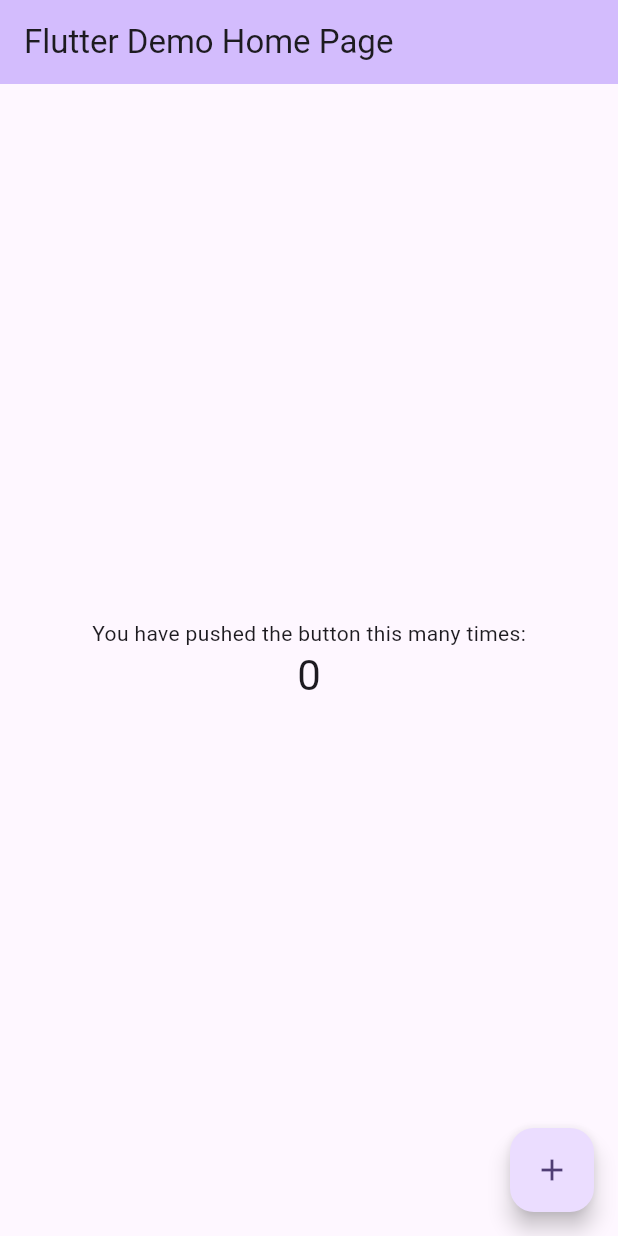
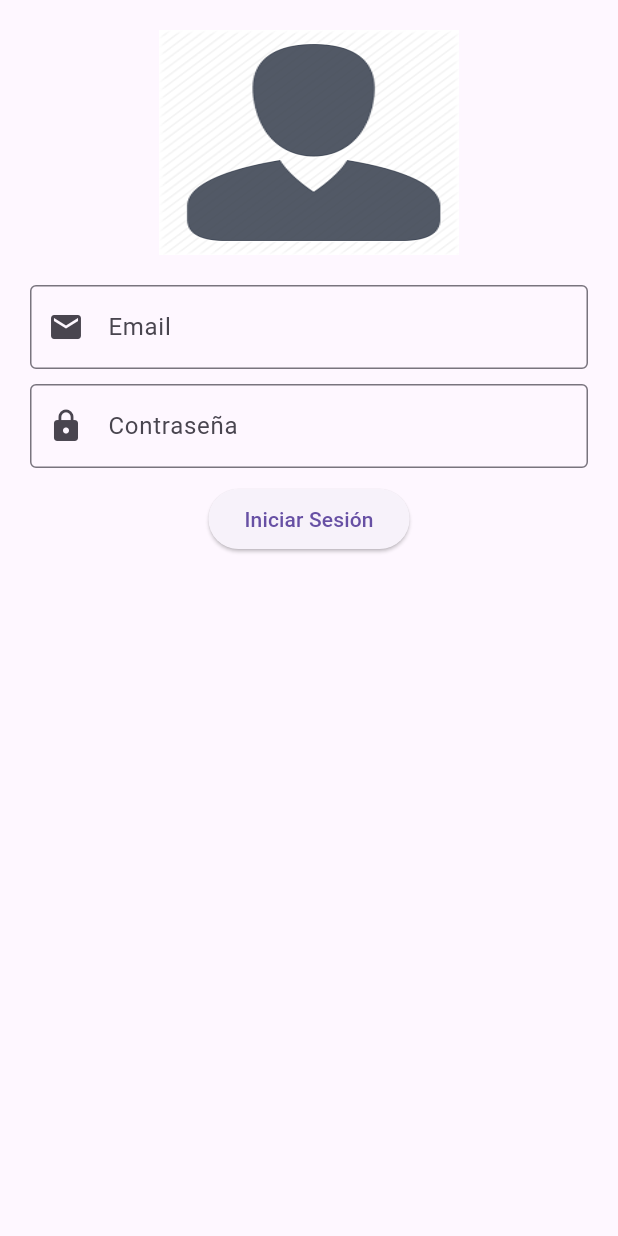
Before and after one commit to rodriQuelali/nivelacion2025movil-II-flutter, a Flutter app: the screen it shows after launch, on a phone screen of 412 x 824 dp. Run offline on Flutter 3.47's test engine with Material 3 defaults, Android fonts, the phone set to English and light mode, and no system bars.

Commit message:
nivelacion movil II.

```diff
--- a/flutter_application_1/lib/main.dart
+++ b/flutter_application_1/lib/main.dart
@@ -1,122 +1,21 @@
+
 import 'package:flutter/material.dart';
+import 'package:flutter_application_1/view/loginPage.dart';
+import 'package:flutter_application_1/view/registerLoginPage.dart';
 
 void main() {
-  runApp(const MyApp());
+  runApp(MyApp());
 }
 
 class MyApp extends StatelessWidget {
   const MyApp({super.key});
 
-  // This widget is the root of your application.
   @override
   Widget build(BuildContext context) {
     return MaterialApp(
-      title: 'Flutter Demo',
-      theme: ThemeData(
-        // This is the theme of your application.
-        //
-        // TRY THIS: Try running your application with "flutter run". You'll see
-        // the application has a purple toolbar. Then, without quitting the app,
-        // try changing the seedColor in the colorScheme below to Colors.green
-        // and then invoke "hot reload" (save your changes or press the "hot
-        // reload" button in a Flutter-supported IDE, or press "r" if you used
-        // the command line to start the app).
-        //
-        // Notice that the counter didn't reset back to zero; the application
-        // state is not lost during the reload. To reset the state, use hot
-        // restart instead.
-        //
-        // This works for code too, not just values: Most code changes can be
-        // tested with just a hot reload.
-        colorScheme: ColorScheme.fromSeed(seedColor: Colors.deepPurple),
-      ),
-      home: const MyHomePage(title: 'Flutter Demo Home Page'),
+      home: LoginPage(),
     );
   }
+
+
 }
-
-class MyHomePage extends StatefulWidget {
-  const MyHomePage({super.key, required this.title});
-
-  // This widget is the home page of your application. It is stateful, meaning
-  // that it has a State object (defined below) that contains fields that affect
-  // how it looks.
-
-  // This class is the configuration for the state. It holds the values (in this
-  // case the title) provided by the parent (in this case the App widget) and
-  // used by the build method of the State. Fields in a Widget subclass are
-  // always marked "final".
-
-  final String title;
-
-  @override
-  State<MyHomePage> createState() => _MyHomePageState();
-}
-
-class _MyHomePageState extends State<MyHomePage> {
-  int _counter = 0;
-
-  void _incrementCounter() {
-    setState(() {
-      // This call to setState tells the Flutter framework that something has
-      // changed in this State, which causes it to rerun the build method below
-      // so that the display can reflect the updated values. If we changed
-      // _counter without calling setState(), then the build method would not be
-      // called again, and so nothing would appear to happen.
-      _counter++;
-    });
-  }
-
-  @override
-  Widget build(BuildContext context) {
-    // This method is rerun every time setState is called, for instance as done
-    // by the _incrementCounter method above.
-    //
-    // The Flutter framework has been optimized to make rerunning build methods
-    // fast, so that you can just rebuild anything that needs updating rather
-    // than having to individually change instances of widgets.
-    return Scaffold(
-      appBar: AppBar(
-        // TRY THIS: Try changing the color here to a specific color (to
-        // Colors.amber, perhaps?) and trigger a hot reload to see the AppBar
-        // change color while the other colors stay the same.
-        backgroundColor: Theme.of(context).colorScheme.inversePrimary,
-        // Here we take the value from the MyHomePage object that was created by
-        // the App.build method, and use it to set our appbar title.
-        title: Text(widget.title),
-      ),
-      body: Center(
-        // Center is a layout widget. It takes a single child and positions it
-        // in the middle of the parent.
-        child: Column(
-          // Column is also a layout widget. It takes a list of children and
-          // arranges them vertically. By default, it sizes itself to fit its
-          // children horizontally, and tries to be as tall as its parent.
-          //
-          // Column has various properties to control how it sizes itself and
-          // how it positions its children. Here we use mainAxisAlignment to
-          // center the children vertically; the main axis here is the vertical
-          // axis because Columns are vertical (the cross axis would be
-          // horizontal).
-          //
-          // TRY THIS: Invoke "debug painting" (choose the "Toggle Debug Paint"
-          // action in the IDE, or press "p" in the console), to see the
-          // wireframe for each widget.
-          mainAxisAlignment: MainAxisAlignment.center,
-          children: <Widget>[
-            const Text('You have pushed the button this many times:'),
-            Text(
-              '$_counter',
-              style: Theme.of(context).textTheme.headlineMedium,
-            ),
-          ],
-        ),
-      ),
-      floatingActionButton: FloatingActionButton(
-        onPressed: _incrementCounter,
-        tooltip: 'Increment',
-        child: const Icon(Icons.add),
-      ), // This trailing comma makes auto-formatting nicer for build methods.
-    );
-  }
-}
--- /dev/null
+++ b/flutter_application_1/lib/view/loginPage.dart
@@ -0,0 +1,67 @@
+
+
+import 'package:flutter/material.dart';
+
+class LoginPage extends StatefulWidget {
+  const LoginPage({super.key});
+
+  @override
+  State<LoginPage> createState() => _LoginPageState();
+}
+
+class _LoginPageState extends State<LoginPage> {
+  @override
+  Widget build(BuildContext context) {
+    return Scaffold(
+      body: Container(
+        padding: const EdgeInsets.all(20),
+        child: Column(
+          children: [
+            _imagenLogo(),
+            SizedBox(height: 20),
+            _imputText("Email", Icons.email),
+            SizedBox(height: 10),
+            _imputText("Contraseña", Icons.lock),
+            SizedBox(height: 10),
+            _button("Iniciar Sesión", () {_mesajeBotton();}),
+          ],
+        ),
+      ),
+    );
+  }
+
+  Widget _imagenLogo() {
+    return Image(
+      image: AssetImage('asset/img/images.png'),
+      fit: BoxFit.fill,
+      width: 200,
+      height: 150,
+    );
+  }
+
+  Widget _imputText(String label, IconData icon) {
+    return TextField(
+      decoration: InputDecoration(
+        labelText: label,
+        prefixIcon: Icon(icon),
+        border: OutlineInputBorder(),
+      ),
+    );
+  }
+
+  Widget _button(String text, Function onPressed) {
+    return ElevatedButton(
+      onPressed: () => onPressed(),
+      child: Text(text),
+    );
+  }
+
+  void _mesajeBotton() {
+    ScaffoldMessenger.of(context).showSnackBar(
+      SnackBar(
+        content: Text("Botón presionado"),
+      ),
+    );
+  }
+
+}
--- a/flutter_application_1/pubspec.yaml
+++ b/flutter_application_1/pubspec.yaml
@@ -58,8 +58,8 @@ flutter:
   uses-material-design: true
 
   # To add assets to your application, add an assets section, like this:
-  # assets:
-  #   - images/a_dot_burr.jpeg
+  assets:
+    - asset/img/
   #   - images/a_dot_ham.jpeg
 
   # An image asset can refer to one or more resolution-specific "variants", see
```
Also changed, not shown: flutter_application_1/lib/view/registerLoginPage.dart (added, +56 -0 lines), flutter_application_1/asset/img/images.png (added), 1 other file.
